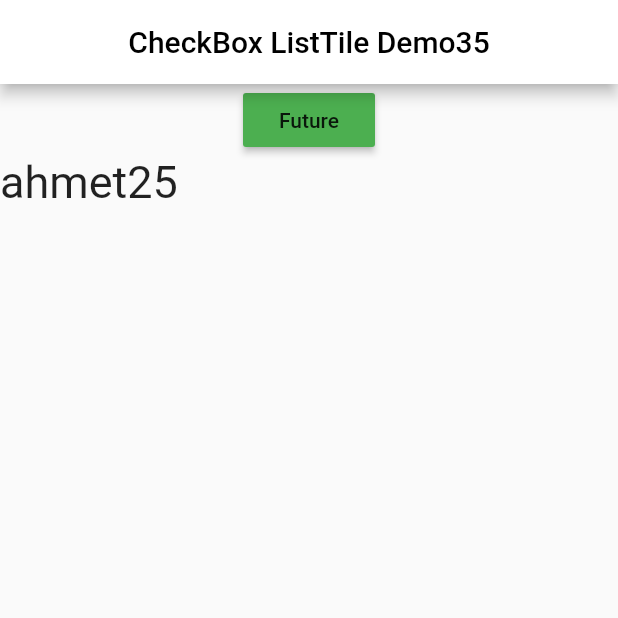
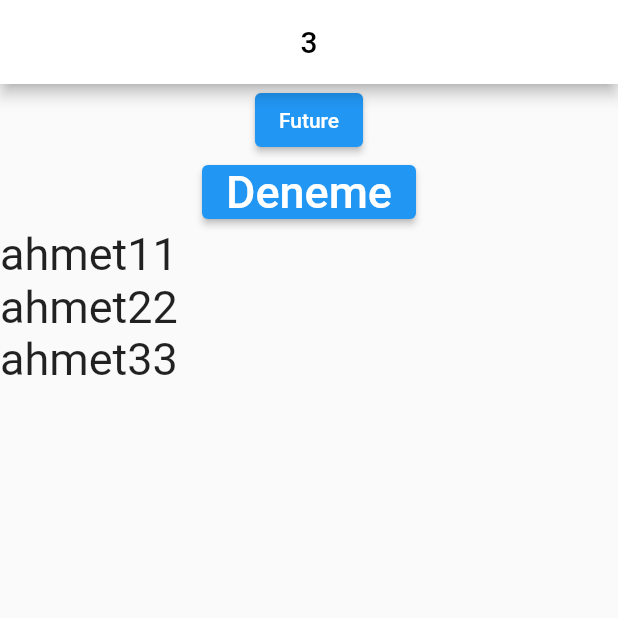
Before and after one commit to talip5/sozlistesi, a Flutter app: the screen it shows after launch, after a tap on "Future", on a phone screen of 412 x 824 dp, the top half of it. Run offline on Flutter 3.47's test engine with Material 2 defaults, Android fonts, the phone set to English and light mode, and no system bars; our stand-ins replace cloud_firestore, firebase_core; accounts and stored records are empty.

Commit message:
yeni 14.09.2021

```diff
--- a/lib/main.dart
+++ b/lib/main.dart
@@ -26,23 +26,48 @@ class CheckBoxListTileDemoState extends State<CheckBoxListTileDemo> {
   String userIdx = '';
   String record = '';
   int record1=0;
+  String newName='Yalova';
 
   Future<QuerySnapshot> querySnapshot =
   FirebaseFirestore.instance.collection('data').get();
+  //FirebaseFirestore.instance.collection('sourceData').get();
+
+  getCount1() async{
+ FirebaseFirestore firebaseFirestore= await FirebaseFirestore.instance;
+ CollectionReference veritabani=firebaseFirestore.collection("data");
+ //veritabani.doc('1').set({'name':'Yalova1'});
+ //veritabani.add({'name':'xxxxxxx'});
+ Future<DocumentSnapshot> doc1=veritabani.doc('4').get();
+ doc1.then((value) => print('bbbb'+value.id));
+ print('işlem tamam');
+  }
 
   getCount() async {
     QuerySnapshot querySnapshot =
     await FirebaseFirestore.instance.collection('data').get();
-    record = querySnapshot.docs[1].toString();
-    print(record);
+    //record = querySnapshot.docs.last.id.toString();
+    //record=querySnapshot.size.toString();
+    //record=querySnapshot.runtimeType.toString();
+    //record=querySnapshot.docs.runtimeType.toString();
+    querySnapshot.docs.forEach((element) {
+      //print(element.id.toString());
+      //print(element.get("name"));
+    });
+    print("record ");
     return record;
   }
 
-  List <CheckBoxListTileModel> getUsers=[CheckBoxListTileModel(
+  List <CheckBoxListTileModel> getUsers=[
+    CheckBoxListTileModel(
     userId:1,
-    title:'ahmet25',
-  )];
-
+    title:'ahmet1'),
+    CheckBoxListTileModel(
+    userId:2,
+    title:'ahmet2'),
+    CheckBoxListTileModel(
+      userId:3,
+      title:'ahmet3')
+  ];
   List <CheckBoxListTileModel> getUser1=[CheckBoxListTileModel(
     userId:1,
     title:'ali',
@@ -53,7 +78,7 @@ class CheckBoxListTileDemoState extends State<CheckBoxListTileDemo> {
   void initState() {
     super.initState();
     querySnapshot.then((value) {
-      print(value.size);
+      //print(value.size);
       //print(value.docs[2].id);
       /*Map<String,dynamic> baslik1=value.docs[2].data();
   print(baslik1.isEmpty);
@@ -77,8 +102,13 @@ class CheckBoxListTileDemoState extends State<CheckBoxListTileDemo> {
       print(userIdx);
     });
   }
+Future<void> upDate() async{
+    await FirebaseFirestore.instance.collection('data').doc('6').update({'name':'Yalova35'});
+  }
 
-
+  Future<void> delete() async{
+    await FirebaseFirestore.instance.collection('data').doc('6').delete();
+  }
 
   @override
   Widget build(BuildContext context) {
@@ -93,18 +123,36 @@ class CheckBoxListTileDemoState extends State<CheckBoxListTileDemo> {
       body:Center(
         child: Column(
           children: [
-            RaisedButton(
+            ElevatedButton (
               child: Text('Future'),
-              color: Colors.green,
-              onPressed:(){
-                print(getCount().hashCode);
+              onPressed: (){
+                setState(() {
+                 String newName1=getUsers.last.userId.toString();
+                 print(newName1+"xxx350");
+                 baslik=newName1;
+                 //upDate();
+                  delete();
+                  print('kayıt silindi');
+                });
+                print(getUsers.last.userId.toString());
+                print('getUsers');
+              /*onPressed:()  async {
+                await getCount1();*/
+               //String isim= await getCount1();
+              // print(isim);
               },
             ),
+            ElevatedButton (
+                onPressed:() {
+                  getCount1();
+                  print('buton');
+                }
+                , child: Text('Deneme',style: TextStyle(fontSize: 30.0),)),
             Expanded(
               child: ListView.builder(
                 itemCount: getUsers.length,
                 itemBuilder: (context,index){
-                  return Text(getUsers[index].title,style: TextStyle(fontSize: 30.0),);
+                  return Text(getUsers[index].title+getUsers[index].userId.toString(),style: TextStyle(fontSize: 30.0),);
                 },
               ),
             ),
```
Also changed, not shown: pubspec.lock.
